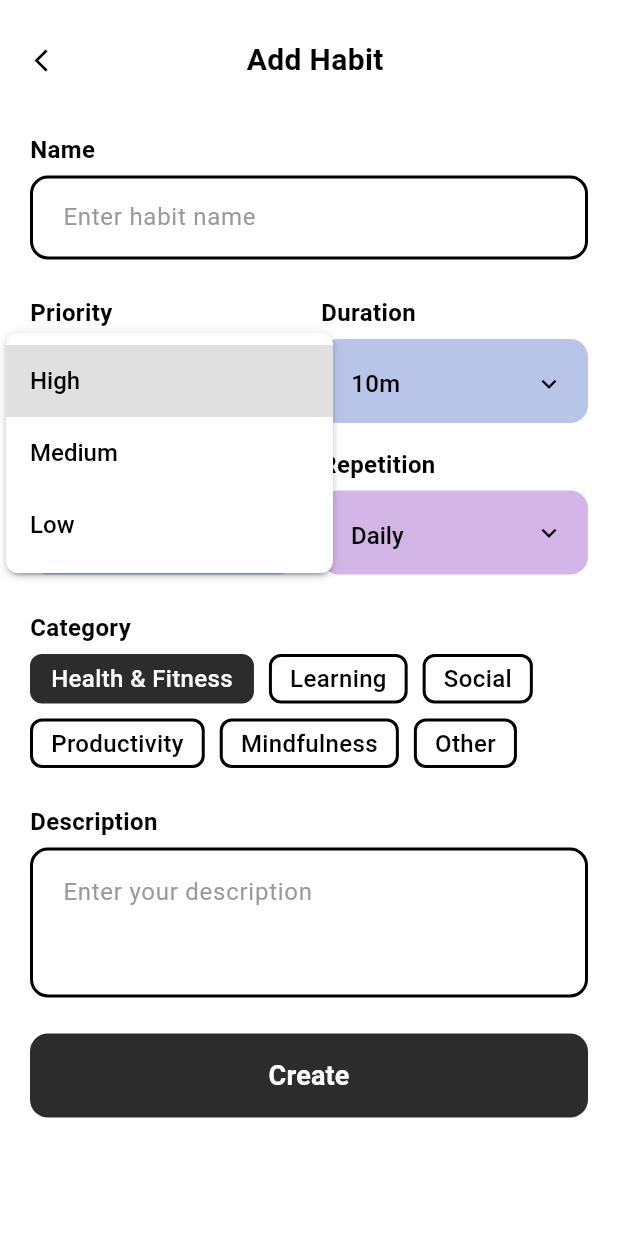
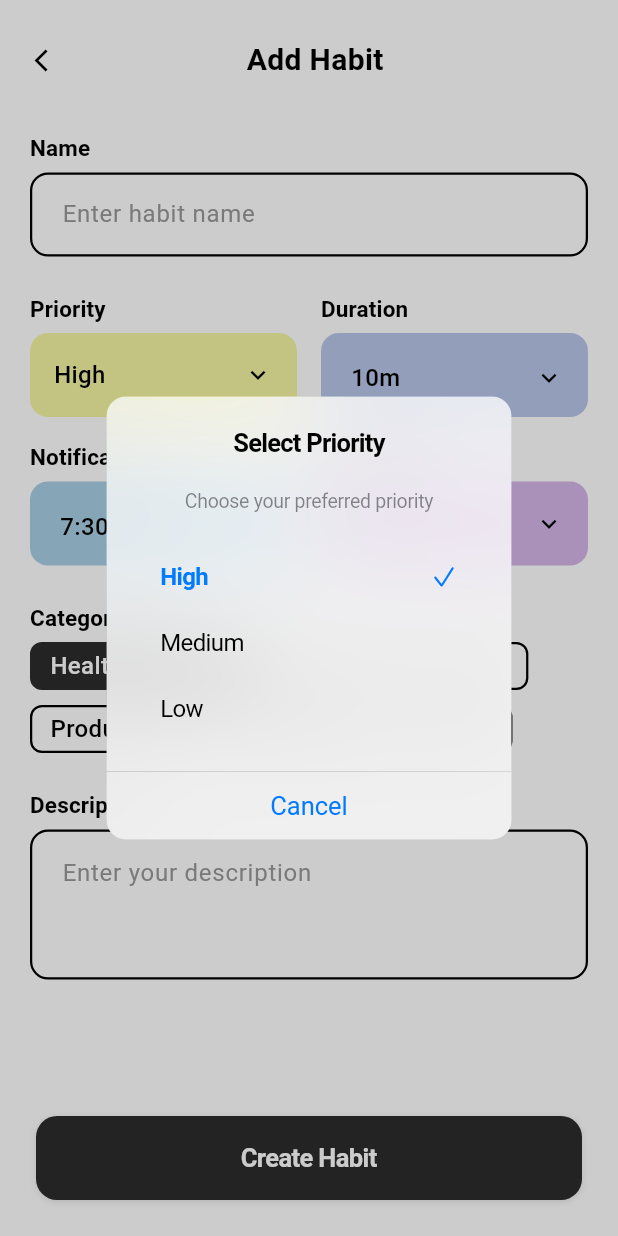
Before and after one commit to ahmed-sufi7/Habify, a Flutter app: the AddHabitScreen screen opened by its route, after a tap on "High", on a phone screen of 412 x 824 dp. Run offline on Flutter 3.47's test engine with Material 3 defaults, Android fonts, the phone set to English and light mode, and no system bars; our stand-ins replace audioplayers, firebase_core, flutter_local_notifications, shared_preferences, sqflite, sqflite_common_ffi_web and 1 more; accounts and stored records are empty.

Commit message:
add-habit screen border and popup

```diff
--- a/lib/screens/add_habit/add_habit_screen.dart
+++ b/lib/screens/add_habit/add_habit_screen.dart
@@ -1,4 +1,5 @@
 import 'package:flutter/material.dart';
+import 'package:flutter/cupertino.dart';
 import 'package:flutter/services.dart';
 import 'package:provider/provider.dart';
 import '../../providers/habit_provider.dart';
@@ -119,8 +120,20 @@ class _AddHabitScreenState extends State<AddHabitScreen> with TickerProviderStat
     return Scaffold(
       backgroundColor: const Color(0xFFFFFFFF), // layout.screen.backgroundColor
       appBar: _buildAppBar(),
-      body: SingleChildScrollView(
+      body: Column(
+        children: [
+          // Scrollable content area
+          Expanded(
+            child: SingleChildScrollView(
               child: _buildScrollableBody(),
+            ),
+          ),
+          // Fixed button at bottom
+          Container(
+            padding: const EdgeInsets.fromLTRB(24, 16, 24, 24),
+            child: _buildCreateButton(),
+          ),
+        ],
       ),
     );
   }
@@ -192,11 +205,7 @@ class _AddHabitScreenState extends State<AddHabitScreen> with TickerProviderStat
 
           // Description field
           _buildDescriptionField(),
-          const SizedBox(height: 24), // Spacing before button
-
-          // Create button
-          _buildCreateButton(),
-          const SizedBox(height: 20), // Bottom spacing for scroll content
+          const SizedBox(height: 24), // Bottom spacing for scroll content
         ],
       ),
     );
@@ -206,12 +215,13 @@ class _AddHabitScreenState extends State<AddHabitScreen> with TickerProviderStat
     return Column(
       crossAxisAlignment: CrossAxisAlignment.start,
       children: [
-        Text(
+        const Text(
           'Name',
-          style: const TextStyle(
-            fontSize: 16, // typography.hierarchy.sectionLabel.fontSize
-            fontWeight: FontWeight.w600, // Matched to Category title font weight
-            color: Color(0xFF000000), // typography.hierarchy.sectionLabel.color
+          style: TextStyle(
+            fontSize: 15,
+            fontWeight: FontWeight.w600,
+            color: Color(0xFF000000),
+            letterSpacing: 0.1,
           ),
         ),
         const SizedBox(height: 6), // Reduced label to field spacing
@@ -222,7 +232,7 @@ class _AddHabitScreenState extends State<AddHabitScreen> with TickerProviderStat
             borderRadius: BorderRadius.circular(12), // Decreased border radius
             border: Border.all(
               color: const Color(0xFF000000), // components.textInput.border
-              width: 2,
+              width: 1.5,
             ),
           ),
           child: Center(
@@ -328,65 +338,124 @@ class _AddHabitScreenState extends State<AddHabitScreen> with TickerProviderStat
         Text(
           label,
           style: const TextStyle(
-            fontSize: 16, // typography.hierarchy.sectionLabel.fontSize
-            fontWeight: FontWeight.w600, // Matched to Category title font weight
-            color: Color(0xFF000000), // typography.hierarchy.sectionLabel.color
+            fontSize: 15,
+            fontWeight: FontWeight.w600,
+            color: Color(0xFF000000),
+            letterSpacing: 0.1,
           ),
         ),
         const SizedBox(height: 6), // Reduced label to field spacing
-        Container(
-          height: 56, // components.pillButton.height
+        GestureDetector(
+          onTap: () => _showDropdownPicker(label, value, options, onChanged),
+          child: Container(
+            height: 56,
             decoration: BoxDecoration(
-            color: backgroundColor, // components.pillButton.variants colors
-            borderRadius: BorderRadius.circular(12), // Decreased border radius
-          ),
-          child: Center(
-            child: DropdownButtonFormField<String>(
-              initialValue: value,
-              items: options.map((option) => DropdownMenuItem(
-                value: option,
-                child: Text(
-                  option,
-                  style: const TextStyle(
-                    fontSize: 16, // typography.hierarchy.buttonText.fontSize
-                    fontWeight: FontWeight.w500, // typography.hierarchy.buttonText.fontWeight
-                    color: Color(0xFF000000), // pillButton.states.default.textColor
-                  ),
-                ),
-              )).toList(),
-              onChanged: onChanged,
+              color: backgroundColor,
+              borderRadius: BorderRadius.circular(12),
+            ),
+            child: Padding(
+              padding: const EdgeInsets.symmetric(horizontal: 16),
+              child: Row(
+                mainAxisAlignment: MainAxisAlignment.spaceBetween,
+                crossAxisAlignment: CrossAxisAlignment.center,
+                children: [
+                  Text(
+                    value,
                     style: const TextStyle(
                       fontSize: 16,
                       fontWeight: FontWeight.w500,
                       color: Color(0xFF000000),
                     ),
-              decoration: InputDecoration(
-                contentPadding: const EdgeInsets.only(
-                  left: 20, // Left padding for text
-                  right: 10, // Reduced right padding to give more space for arrow
-                  top: 4,   // Small top padding for better visual centering
-                  bottom: 0, // No bottom padding
-                ),
-                border: InputBorder.none,
-                enabledBorder: InputBorder.none,
-                focusedBorder: InputBorder.none,
-              ),
-              icon: Padding(
-                padding: const EdgeInsets.only(right: 16), // Add padding to position arrow better
-                child: const Icon(
-                  Icons.keyboard_arrow_down, // interactions.dropdowns.indicator: chevron_down
+                  ),
+                  const Icon(
+                    Icons.keyboard_arrow_down,
                     size: 20,
                     color: Color(0xFF000000),
                   ),
-              ),
-              dropdownColor: const Color(0xFFFFFFFF),
-              elevation: 2,
-              borderRadius: BorderRadius.circular(8),
-              isExpanded: true,
-            ),
-          ),
-        ),
-      ],
+                ],
+              ),
+            ),
+          ),
+        ),
+      ],
+    );
+  }
+
+  void _showDropdownPicker(String label, String currentValue, List<String> options, void Function(String?) onChanged) {
+    showCupertinoDialog<void>(
+      context: context,
+      barrierDismissible: true,
+      builder: (BuildContext context) {
+        return CupertinoAlertDialog(
+          title: Text(
+            'Select $label',
+            style: const TextStyle(
+              fontSize: 17,
+              fontWeight: FontWeight.w600,
+            ),
+          ),
+          content: Column(
+            mainAxisSize: MainAxisSize.min,
+            children: [
+              const SizedBox(height: 16),
+              Text(
+                'Choose your preferred ${label.toLowerCase()}',
+                style: const TextStyle(
+                  fontSize: 13,
+                  color: CupertinoColors.secondaryLabel,
+                ),
+              ),
+              const SizedBox(height: 20),
+              // Options list
+              ...options.map((String option) {
+                final bool isSelected = currentValue == option;
+                return CupertinoButton(
+                  padding: const EdgeInsets.symmetric(vertical: 8, horizontal: 16),
+                  onPressed: () {
+                    onChanged(option);
+                    Navigator.of(context).pop();
+                  },
+                  child: Row(
+                    mainAxisAlignment: MainAxisAlignment.spaceBetween,
+                    children: [
+                      Text(
+                        option,
+                        style: TextStyle(
+                          fontSize: 16,
+                          fontWeight: isSelected ? FontWeight.w600 : FontWeight.w400,
+                          color: isSelected
+                              ? CupertinoColors.systemBlue
+                              : CupertinoColors.label,
+                        ),
+                      ),
+                      if (isSelected)
+                        const Icon(
+                          CupertinoIcons.checkmark,
+                          color: CupertinoColors.systemBlue,
+                          size: 18,
+                        ),
+                    ],
+                  ),
+                );
+              }),
+            ],
+          ),
+          actions: [
+            CupertinoDialogAction(
+              onPressed: () {
+                Navigator.of(context).pop();
+              },
+              child: const Text(
+                'Cancel',
+                style: TextStyle(
+                  fontSize: 17,
+                  color: CupertinoColors.systemBlue,
+                ),
+              ),
+            ),
+          ],
+        );
+      },
     );
   }
 
@@ -394,12 +463,13 @@ class _AddHabitScreenState extends State<AddHabitScreen> with TickerProviderStat
     return Column(
       crossAxisAlignment: CrossAxisAlignment.start,
       children: [
-        Text(
+        const Text(
           'Duration',
-          style: const TextStyle(
-            fontSize: 16, // typography.hierarchy.sectionLabel.fontSize
-            fontWeight: FontWeight.w600, // Matched to Category title font weight
-            color: Color(0xFF000000), // typography.hierarchy.sectionLabel.color
+          style: TextStyle(
+            fontSize: 15,
+            fontWeight: FontWeight.w600,
+            color: Color(0xFF000000),
+            letterSpacing: 0.1,
           ),
         ),
         const SizedBox(height: 6), // Reduced label to field spacing
@@ -478,12 +548,13 @@ class _AddHabitScreenState extends State<AddHabitScreen> with TickerProviderStat
     return Column(
       crossAxisAlignment: CrossAxisAlignment.start,
       children: [
-        Text(
-          'Category', // formStructure.sections[3].label
-          style: const TextStyle(
-            fontSize: 16, // typography.hierarchy.sectionLabel.fontSize
-            fontWeight: FontWeight.w600, // typography.hierarchy.sectionLabel.fontWeight
-            color: Color(0xFF000000), // typography.hierarchy.sectionLabel.color
+        const Text(
+          'Category',
+          style: TextStyle(
+            fontSize: 15,
+            fontWeight: FontWeight.w600,
+            color: Color(0xFF000000),
+            letterSpacing: 0.1,
           ),
         ),
         const SizedBox(height: 6), // Reduced label to field spacing
@@ -529,7 +600,7 @@ class _AddHabitScreenState extends State<AddHabitScreen> with TickerProviderStat
             color: isSelected
               ? const Color(0xFF2C2C2C) // Same color as background when selected to hide border
               : const Color(0xFF000000), // Visible border when unselected
-            width: 2, // Keep consistent border width
+            width: 1.5, // Keep consistent border width
           ),
         ),
         child: Text(
@@ -550,12 +621,13 @@ class _AddHabitScreenState extends State<AddHabitScreen> with TickerProviderStat
     return Column(
       crossAxisAlignment: CrossAxisAlignment.start,
       children: [
-        Text(
+        const Text(
           'Description',
-          style: const TextStyle(
-            fontSize: 16, // typography.hierarchy.sectionLabel.fontSize
-            fontWeight: FontWeight.w600, // Matched to Category title font weight
-            color: Color(0xFF000000), // typography.hierarchy.sectionLabel.color
+          style: TextStyle(
+            fontSize: 15,
+            fontWeight: FontWeight.w600,
+            color: Color(0xFF000000),
+            letterSpacing: 0.1,
           ),
         ),
         const SizedBox(height: 6), // Reduced label to field spacing
@@ -568,7 +640,7 @@ class _AddHabitScreenState extends State<AddHabitScreen> with TickerProviderStat
             borderRadius: BorderRadius.circular(12), // Decreased border radius
             border: Border.all(
               color: const Color(0xFF000000), // components.textArea.border
-              width: 2,
+              width: 1.5,
             ),
           ),
           child: Semantics(
@@ -620,12 +692,13 @@ class _AddHabitScreenState extends State<AddHabitScreen> with TickerProviderStat
     return Column(
       crossAxisAlignment: CrossAxisAlignment.start,
       children: [
-        Text(
+        const Text(
           'Notification',
-          style: const TextStyle(
-            fontSize: 16, // typography.hierarchy.sectionLabel.fontSize
-            fontWeight: FontWeight.w600, // typography.hierarchy.sectionLabel.fontWeight
-            color: Color(0xFF000000), // typography.hierarchy.sectionLabel.color
+          style: TextStyle(
+            fontSize: 15,
+            fontWeight: FontWeight.w600,
+            color: Color(0xFF000000),
+            letterSpacing: 0.1,
           ),
         ),
         const SizedBox(height: 6), // Reduced label to field spacing
@@ -717,31 +790,37 @@ class _AddHabitScreenState extends State<AddHabitScreen> with TickerProviderStat
               label: 'Create habit button',
               hint: 'Tap to create your new habit',
               button: true,
-              child: ElevatedButton(
+              child: CupertinoButton(
                 onPressed: _isSaving ? null : _createHabit,
-              style: ElevatedButton.styleFrom(
-                backgroundColor: const Color(0xFF2C2C2C), // components.primaryButton.backgroundColor (accent.black)
-                foregroundColor: const Color(0xFFFFFFFF), // components.primaryButton.textColor
-                elevation: 0,
-                shape: RoundedRectangleBorder(
-                  borderRadius: BorderRadius.circular(12), // Decreased border radius
-                ),
-              ),
+                padding: EdgeInsets.zero,
+                child: Container(
+                  width: double.infinity,
+                  height: 56,
+                  decoration: BoxDecoration(
+                    color: _isSaving ? CupertinoColors.inactiveGray : const Color(0xFF2C2C2C),
+                    borderRadius: BorderRadius.circular(14),
+                    boxShadow: [
+                      BoxShadow(
+                        color: Colors.black.withOpacity(0.1),
+                        offset: const Offset(0, 1),
+                        blurRadius: 3,
+                        spreadRadius: 0,
+                      ),
+                    ],
+                  ),
+                  child: Center(
                     child: _isSaving
-                ? const SizedBox(
-                    width: 20,
-                    height: 20,
-                    child: CircularProgressIndicator(
-                      strokeWidth: 2,
-                      valueColor: AlwaysStoppedAnimation<Color>(Colors.white),
-                    ),
+                        ? const CupertinoActivityIndicator(
+                            color: CupertinoColors.white,
                           )
                         : const Text(
-                    'Create',
+                            'Create Habit',
                             style: TextStyle(
-                  fontSize: 18, // components.primaryButton.fontSize
-                  fontWeight: FontWeight.w600, // components.primaryButton.fontWeight
-                  color: Color(0xFFFFFFFF), // components.primaryButton.textColor
+                              fontSize: 17,
+                              fontWeight: FontWeight.w600,
+                              color: CupertinoColors.white,
+                            ),
+                          ),
                   ),
                 ),
               ),
@@ -1180,37 +1259,47 @@ class _AddHabitScreenState extends State<AddHabitScreen> with TickerProviderStat
     // Sanitize error message to prevent displaying sensitive information
     final sanitizedMessage = _sanitizeErrorMessage(message);
 
-    showDialog(
+    showCupertinoDialog<void>(
       context: context,
       barrierDismissible: true,
-      builder: (context) => AlertDialog(
-        title: const Row(
-          children: [
-            Icon(Icons.error_outline, color: Color(0xFFE53E3E)),
-            SizedBox(width: 8),
-            Text('Error'),
-          ],
-        ),
-        content: ConstrainedBox(
-          constraints: const BoxConstraints(maxWidth: 300),
-          child: SingleChildScrollView(
+      builder: (BuildContext context) {
+        return CupertinoAlertDialog(
+          title: const Text(
+            'Error',
+            style: TextStyle(
+              fontSize: 17,
+              fontWeight: FontWeight.w600,
+            ),
+          ),
+          content: Padding(
+            padding: const EdgeInsets.only(top: 8),
             child: Text(
               sanitizedMessage,
-              style: const TextStyle(fontSize: 14),
+              style: const TextStyle(
+                fontSize: 13,
+                color: CupertinoColors.label,
               ),
             ),
           ),
           actions: [
-          TextButton(
+            CupertinoDialogAction(
               onPressed: () {
                 if (mounted) {
                   Navigator.of(context).pop();
                 }
               },
-            child: const Text('OK'),
-          ),
-        ],
-      ),
+              child: const Text(
+                'OK',
+                style: TextStyle(
+                  fontSize: 17,
+                  fontWeight: FontWeight.w600,
+                  color: CupertinoColors.systemBlue,
+                ),
+              ),
+            ),
+          ],
+        );
+      },
     );
   }
 
@@ -1261,13 +1350,13 @@ class _CreateCategoryDialogState extends State<_CreateCategoryDialog> {
             decoration: const InputDecoration(
               hintText: 'Category name',
               border: OutlineInputBorder(
-                borderSide: BorderSide(color: Color(0xFF000000), width: 2),
+                borderSide: BorderSide(color: Color(0xFF000000), width: 1.5),
               ),
               enabledBorder: OutlineInputBorder(
-                borderSide: BorderSide(color: Color(0xFF000000), width: 2),
+                borderSide: BorderSide(color: Color(0xFF000000), width: 1.5),
               ),
               focusedBorder: OutlineInputBorder(
-                borderSide: BorderSide(color: Color(0xFF000000), width: 2),
+                borderSide: BorderSide(color: Color(0xFF000000), width: 1.5),
               ),
             ),
             autofocus: true,
```
Lines whose indentation alone changed are shown as unchanged.
